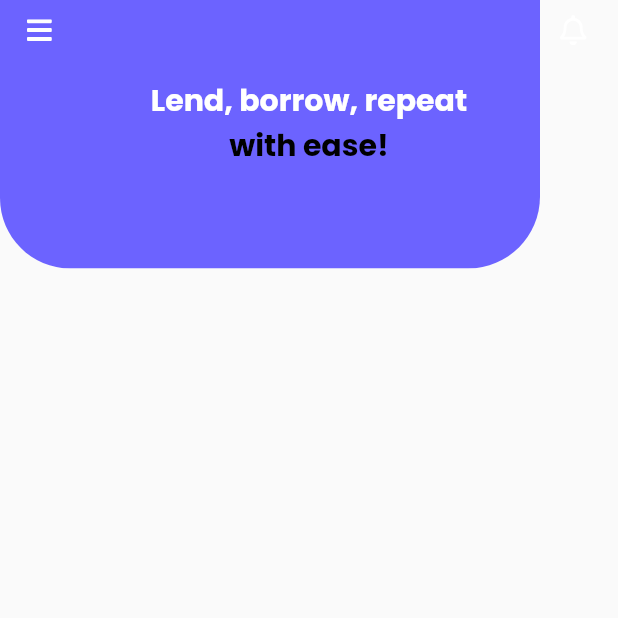
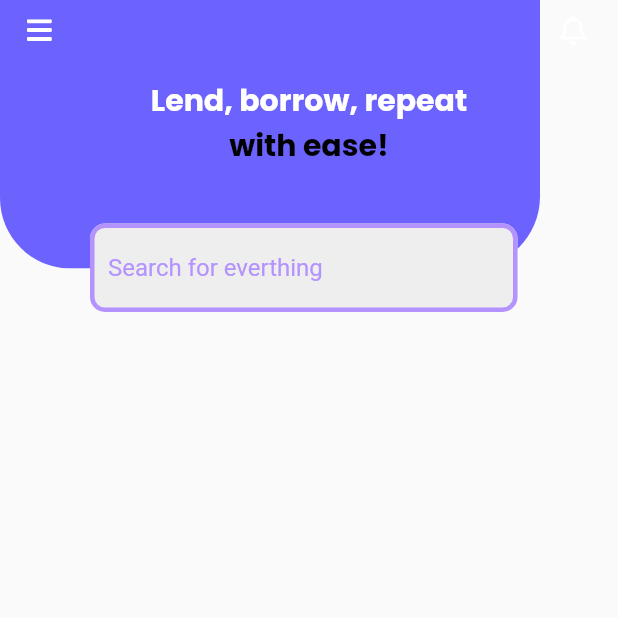
Before and after one commit to itsJozieMerrie/CampuShare, a Flutter app: the Myhomepage screen opened directly, on a phone screen of 412 x 824 dp, the top half of it. Run offline on Flutter 3.47's test engine with Material 2 defaults, Android fonts, the phone set to English and light mode, and no system bars; our stand-ins replace flutter_svg, google_fonts.

Commit message:
updated Feb 15, 2001

```diff
--- a/lib/components/input_box.dart
+++ b/lib/components/input_box.dart
@@ -4,11 +4,13 @@ class InputBox extends StatelessWidget{
   final controller;
   final String hintText;
   final bool obscureText;
+  final decoration;
   const InputBox({
       super.key,
       required this.controller,
       required this.hintText,
       required this.obscureText,
+      this.decoration
     });
 
 
--- a/lib/homepage/homepage.dart
+++ b/lib/homepage/homepage.dart
@@ -1,6 +1,7 @@
 import 'package:flutter/material.dart';
 import 'package:flutter_svg/svg.dart';
 import 'package:google_fonts/google_fonts.dart';
+import 'package:proj3/components/input_box.dart';
 
 class Myhomepage extends StatefulWidget {
 
@@ -8,11 +9,16 @@ class Myhomepage extends StatefulWidget {
     super.key,
   });
 
+
   @override
   State<Myhomepage> createState() => _MyhomepageState();
+
+
 }
 
 class _MyhomepageState extends State<Myhomepage> {
+  final searchController = TextEditingController();
+
   @override
   Widget build(BuildContext context){
     return Scaffold(
@@ -41,14 +47,14 @@ class _MyhomepageState extends State<Myhomepage> {
                       ],
                     ),
                   ),
+
                   //header
+
                   Center(
                     child: Padding(
-                      padding : const EdgeInsets.fromLTRB(0, 52, 0, 67),
+                      padding : const EdgeInsets.fromLTRB(0, 52, 0, 46),
                       child: Column(
                         children: [
-
-
                           Text(
                             "Lend, borrow, repeat",
                             style : GoogleFonts.poppins(
@@ -71,6 +77,25 @@ class _MyhomepageState extends State<Myhomepage> {
                       ),
                     ),
                   ),
+
+                  //search bar
+                  Center(
+                    child : Padding(
+                      padding : const EdgeInsets.fromLTRB(45, 133, 45, 0),
+                      child : Positioned(
+                        left : 45.5,
+                        top : 158,
+                        child :InputBox(
+                          controller: searchController,
+                          hintText: "Search for everthing",
+                          obscureText: false,
+                         // decoration : InputDecoration(
+                          //  borderSide : BorderSide()
+                          //),
+                        ),
+                      ),
+                    ),
+                  ),
                 ],
 
               )
--- a/lib/login/log_in.dart
+++ b/lib/login/log_in.dart
@@ -82,7 +82,7 @@ class Mylogin extends StatelessWidget{
 
                           if((userEmailController.text == "neil@gmail.com") && (passwordController.text == "12345")){
                             Navigator.of(context).push(
-                              MaterialPageRoute(builder : (context) => const Myhomepage()),
+                              MaterialPageRoute(builder : (context) =>  const Myhomepage()),
                             );
                           }
                           print('Incorrect Password or Email');
```
Also changed, not shown: lib/signUp/verification.dart (+12 -5 lines).
